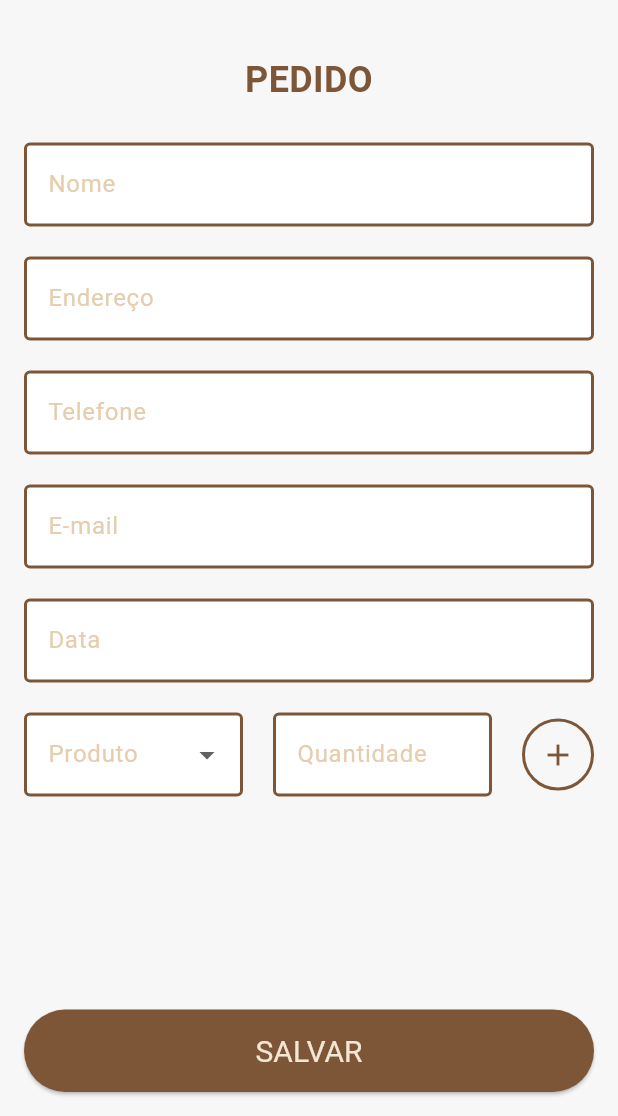
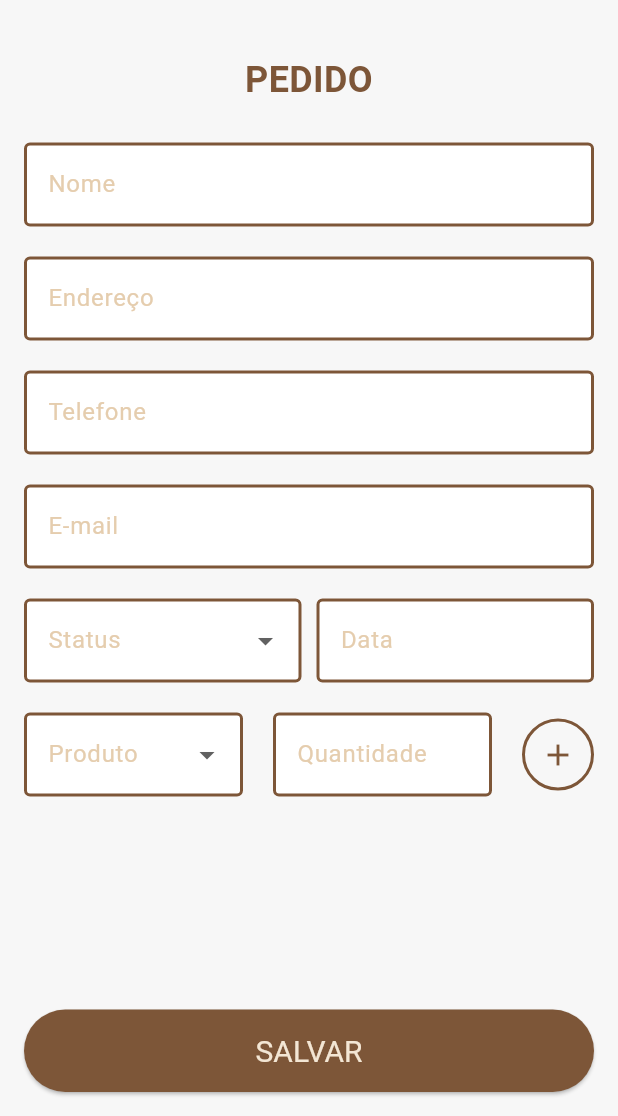
Before and after one commit to deboragoncalves/college-catolica-sc, a Flutter app: the AdicionarEditarPedidos screen opened directly, on a phone screen of 412 x 824 dp, the part 120-1236 px from its top. Run offline on Flutter 3.47's test engine with Material 3 defaults, Android fonts, the phone set to English and light mode, and no system bars; our stand-ins replace cloud_firestore, firebase_core, flutter_masked_text2; accounts and stored records are empty.

Commit message:
Adicionar campo status no formulario de adicionar pedido e exibir o status na tela de exibicao - Flutter - Projeto PEX - CatolicaSC

```diff
--- a/fifth-semester/projeto_pex/lib/pages/adicionar_editar_pedidos.dart
+++ b/fifth-semester/projeto_pex/lib/pages/adicionar_editar_pedidos.dart
@@ -24,9 +24,11 @@ class _AdicionarEditarPedidosState extends State<AdicionarEditarPedidos> {
       MaskedTextController(mask: '00/00/0000');
 
   String? _produtoSelecionado;
-  // ajustar lista produtos
   List<String> _produtos = ["Produto 1", "Produto 2", "Produto 3"];
   List<Map<String, dynamic>> _itens = [];
+
+  String? _statusSelecionado;
+  List<String> _statusOptions = ["Pedido feito", "Pedido entregue"];
 
   @override
   void initState() {
@@ -36,6 +38,7 @@ class _AdicionarEditarPedidosState extends State<AdicionarEditarPedidos> {
       _telefoneController.text = widget.pedido!['telefone'];
       _emailController.text = widget.pedido!['email'];
       _dataController.text = widget.pedido!['data'];
+      _statusSelecionado = widget.pedido!['status'];
       _itens = List<Map<String, dynamic>>.from(widget.pedido!['itens']);
     }
   }
@@ -79,8 +82,32 @@ class _AdicionarEditarPedidosState extends State<AdicionarEditarPedidos> {
                     _buildTextField(_emailController, 'E-mail',
                         keyboardType: TextInputType.emailAddress),
                     SizedBox(height: 20.0),
-                    _buildTextField(_dataController, 'Data',
-                        keyboardType: TextInputType.datetime),
+                    Row(
+                      children: [
+                        Expanded(
+                          child: DropdownButtonFormField<String>(
+                            value: _statusSelecionado,
+                            decoration: _buildInputDecoration("Status"),
+                            items: _statusOptions.map((String status) {
+                              return DropdownMenuItem<String>(
+                                value: status,
+                                child: Text(status),
+                              );
+                            }).toList(),
+                            onChanged: (String? novoStatus) {
+                              setState(() {
+                                _statusSelecionado = novoStatus;
+                              });
+                            },
+                          ),
+                        ),
+                        SizedBox(width: 10.0),
+                        Expanded(
+                          child: _buildTextField(_dataController, 'Data',
+                              keyboardType: TextInputType.datetime),
+                        )
+                      ],
+                    ),
                     SizedBox(height: 20.0),
                     Row(
                       children: [
@@ -146,30 +173,14 @@ class _AdicionarEditarPedidosState extends State<AdicionarEditarPedidos> {
                           child: Row(
                             mainAxisAlignment: MainAxisAlignment.spaceBetween,
                             children: [
-                              Text(
-                                "01",
-                                style: TextStyle(
-                                  color: Color(0xFF7D5638),
-                                ),
-                              ),
-                              Text(
-                                item['produto'],
-                                style: TextStyle(
-                                  color: Color(0xFF7D5638),
-                                ),
-                              ),
-                              Text(
-                                "${item['quantidade']} un",
-                                style: TextStyle(
-                                  color: Color(0xFF7D5638),
-                                ),
-                              ),
-                              Text(
-                                "R\$ 10,00/un",
-                                style: TextStyle(
-                                  color: Color(0xFF7D5638),
-                                ),
-                              ),
+                              Text("01",
+                                  style: TextStyle(color: Color(0xFF7D5638))),
+                              Text(item['produto'],
+                                  style: TextStyle(color: Color(0xFF7D5638))),
+                              Text("${item['quantidade']} un",
+                                  style: TextStyle(color: Color(0xFF7D5638))),
+                              Text("R\$ 10,00/un",
+                                  style: TextStyle(color: Color(0xFF7D5638))),
                               IconButton(
                                 icon: Icon(Icons.restore_from_trash,
                                     color: Color(0xFF7D5638)),
@@ -198,6 +209,7 @@ class _AdicionarEditarPedidosState extends State<AdicionarEditarPedidos> {
                       'telefone': _telefoneController.text,
                       'email': _emailController.text,
                       'data': _dataController.text,
+                      'status': _statusSelecionado,
                       'itens': _itens
                     };
 
@@ -273,19 +285,23 @@ class _AdicionarEditarPedidosState extends State<AdicionarEditarPedidos> {
       _exibirModalErro("O campo Data deve estar no formato dd/MM/yyyy.");
     } else if (_produtoSelecionado == null) {
       _exibirModalErro("O campo Produto deve ser preenchido.");
-    } else if (_quantidadeController.text.isEmpty) {
-      _exibirModalErro("O campo Quantidade deve ser preenchido.");
+    } else if (_quantidadeController.text.isEmpty ||
+        int.tryParse(_quantidadeController.text) == null ||
+        int.parse(_quantidadeController.text) <= 0) {
+      _exibirModalErro("Informe uma quantidade válida.");
+    } else if (_statusSelecionado == null) {
+      _exibirModalErro("O campo Status deve ser preenchido.");
     } else {
       setState(() {
         _itens.add({
-          'produto': _produtoSelecionado,
+          'produto': _produtoSelecionado!,
           'quantidade': int.parse(_quantidadeController.text),
-          // ajustar preço
+          // ajustar preco
           'preco': double.parse('10')
         });
+        _produtoSelecionado = null;
+        _quantidadeController.clear();
       });
-      _produtoSelecionado = null;
-      _quantidadeController.clear();
     }
   }
 
--- a/fifth-semester/projeto_pex/lib/pages/exibir_pedidos.dart
+++ b/fifth-semester/projeto_pex/lib/pages/exibir_pedidos.dart
@@ -132,6 +132,7 @@ class _ExibirPedidosState extends State<ExibirPedidos> {
           bool telefoneMatch =
               pedido['telefone'].toLowerCase().contains(filtro);
           bool dataMatch = pedido['data'].toLowerCase().contains(filtro);
+          bool statusMatch = pedido['status'].toLowerCase().contains(filtro);
           bool nomeProdutoMatch = false;
           bool precoProdutoMatch = false;
 
@@ -144,7 +145,7 @@ class _ExibirPedidosState extends State<ExibirPedidos> {
               telefoneMatch ||
               dataMatch ||
               nomeProdutoMatch ||
-              precoProdutoMatch;
+              precoProdutoMatch || statusMatch;
         }).toList();
       }
     });
@@ -223,6 +224,14 @@ class _ExibirPedidosState extends State<ExibirPedidos> {
           ),
           SizedBox(height: 2),
           Text(
+            pedido['status'],
+            style: TextStyle(
+              fontSize: 16,
+              color: Color(0xFF7D5638),
+            ),
+          ),
+          SizedBox(height: 2),
+          Text(
             pedido['telefone'],
             style: TextStyle(
               fontSize: 16,
--- a/fifth-semester/projeto_pex/pubspec.yaml
+++ b/fifth-semester/projeto_pex/pubspec.yaml
@@ -11,6 +11,7 @@ dependencies:
     sdk: flutter
   cupertino_icons: ^1.0.8
   flutter_masked_text2: ^0.9.1
+  provider: ^6.0.0
 
 dev_dependencies:
   flutter_test:
```
Also changed, not shown: fifth-semester/projeto_pex/pubspec.lock.
